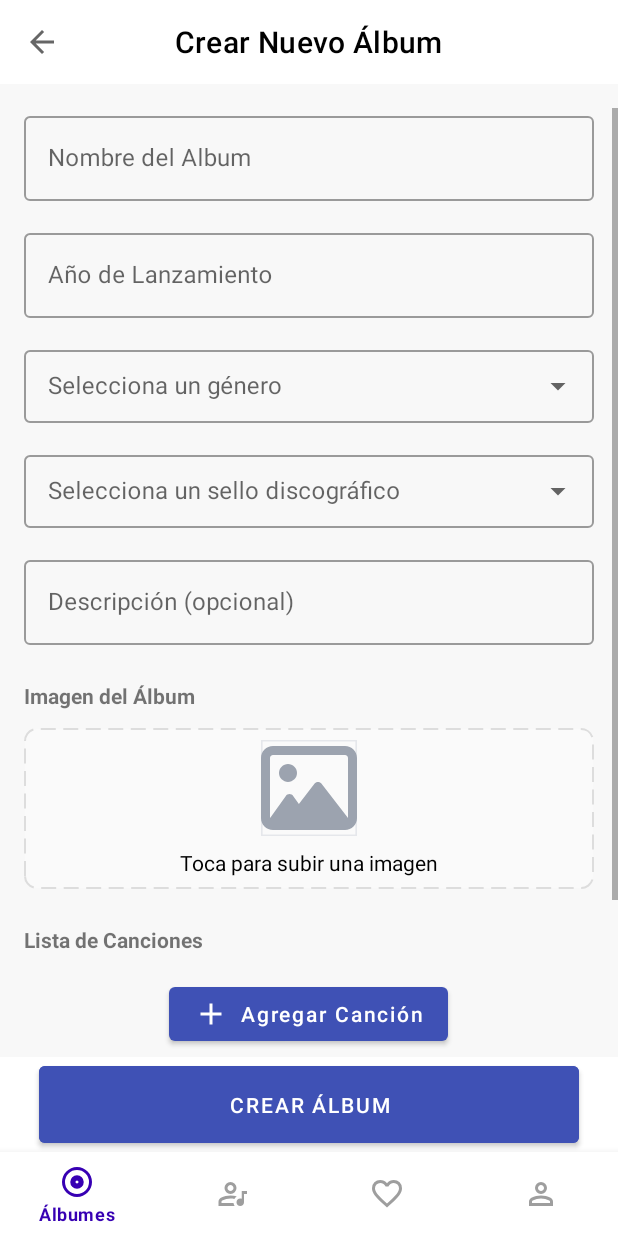
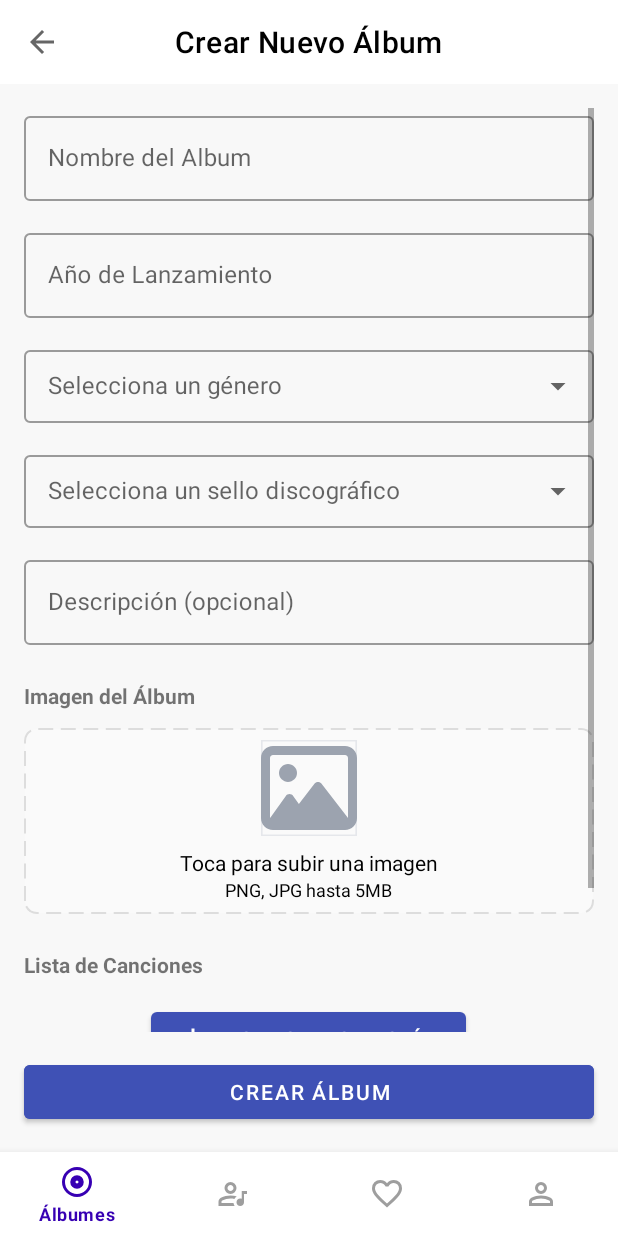
Before and after one commit to JUANES545/VinilosMobileApp, an Android app built with Jetpack Compose: the CreateAlbumFragment screen opened through its navigation route, on a phone screen of 412 x 824 dp. Run offline under Robolectric (Android 15) with nearby library versions, the phone set to English and light mode, and no system bars; our stand-ins replace Shimmer, navigation-ui; pictures from the network do not load; 1 statement that could not run was skipped.

Commit message:
Revert "Blue fixes (#60)" (#61)
This reverts commit 06c140541d21415129dc699d24860af4165d561e.

```diff
--- a/app/src/main/java/com/example/vinilosmobileapp/datasource/local/AlbumDao.kt
+++ b/app/src/main/java/com/example/vinilosmobileapp/datasource/local/AlbumDao.kt
@@ -1,4 +1,6 @@
 package com.example.vinilosmobileapp.datasource.local
 
+
+// Only if we are using Room
 class AlbumDao {
 }
--- a/app/src/main/java/com/example/vinilosmobileapp/repository/AlbumRepository.kt
+++ b/app/src/main/java/com/example/vinilosmobileapp/repository/AlbumRepository.kt
@@ -1,5 +1,6 @@
 package com.example.vinilosmobileapp.repository
 
+import androidx.lifecycle.LiveData
 import androidx.lifecycle.MutableLiveData
 import com.example.vinilosmobileapp.datasource.remote.AlbumServiceAdapter
 import com.example.vinilosmobileapp.model.Album
@@ -11,26 +12,29 @@ import retrofit2.Response
 
 class AlbumRepository {
 
+    private val albumsLiveData = MutableLiveData<List<Album>?>()
     val createAlbumResult = MutableLiveData<Boolean>()
 
-    fun getAlbumsWithErrorHandler(
-        onSuccess: (List<Album>) -> Unit,
-        onError: (String) -> Unit
-    ) {
+    fun getAlbums(): LiveData<List<Album>?> {
         AlbumServiceAdapter.getAlbums().enqueue(object : Callback<List<Album>> {
             override fun onResponse(call: Call<List<Album>>, response: Response<List<Album>>) {
-                if (response.isSuccessful && response.body() != null) {
-                    onSuccess(response.body()!!)
+                if (response.isSuccessful) {
+                    println("✅ GET exitoso: ${response.body()}")
+                    albumsLiveData.value = response.body() ?: emptyList()
                 } else {
-                    onError("Código: ${response.code()}")
+                    println(" Error en GET, código: ${response.code()}")
+                    albumsLiveData.value = null
                 }
             }
 
             override fun onFailure(call: Call<List<Album>>, t: Throwable) {
-                onError("No se pudo conectar al servidor. Verifica tu conexión a Internet.")
+                println("Fallo de red en GET: ${t.localizedMessage}")
+                albumsLiveData.value = null
             }
         })
+        return albumsLiveData
     }
+
 
     fun createAlbum(albumCreateDTO: AlbumCreateDTO) {
         AlbumServiceAdapter.createAlbum(albumCreateDTO).enqueue(object : Callback<Album> {
--- a/app/src/main/java/com/example/vinilosmobileapp/ui/home/HomeViewModel.kt
+++ b/app/src/main/java/com/example/vinilosmobileapp/ui/home/HomeViewModel.kt
@@ -13,23 +13,13 @@ class HomeViewModel : ViewModel() {
     private val _albums = MutableLiveData<List<Album>?>()
     val albums: LiveData<List<Album>?> get() = _albums
 
-    private val _errorMessage = MutableLiveData<String?>()
-    val errorMessage: LiveData<String?> get() = _errorMessage
-
     init {
         fetchAlbums()
     }
 
     fun fetchAlbums() {
-        repository.getAlbumsWithErrorHandler(
-            onSuccess = { fetchedAlbums ->
-                _albums.value = fetchedAlbums
-                _errorMessage.value = null
-            },
-            onError = { error ->
-                _albums.value = null
-                _errorMessage.value = error
-            }
-        )
+        repository.getAlbums().observeForever { fetchedAlbums ->
+            _albums.value = fetchedAlbums
+        }
     }
 }
--- a/app/src/main/res/layout/fragment_create_album.xml
+++ b/app/src/main/res/layout/fragment_create_album.xml
@@ -3,14 +3,14 @@
     xmlns:app="http://schemas.android.com/apk/res-auto"
     xmlns:tools="http://schemas.android.com/tools"
     android:layout_width="match_parent"
-    android:layout_height="match_parent">
+    android:layout_height="match_parent"
+    android:background="@color/white_background">
 
     <ScrollView
         android:id="@+id/scrollViewContent"
         android:layout_width="0dp"
         android:layout_height="0dp"
-        android:background="@color/white_background"
-        android:paddingTop="16dp"
+        android:padding="16dp"
         app:layout_constraintBottom_toTopOf="@id/button_create_album"
         app:layout_constraintEnd_toEndOf="parent"
         app:layout_constraintStart_toStartOf="parent"
@@ -20,8 +20,7 @@
             android:layout_width="match_parent"
             android:layout_height="wrap_content"
             android:gravity="center_horizontal"
-            android:orientation="vertical"
-            android:paddingHorizontal="16dp">
+            android:orientation="vertical">
 
             <!-- Nombre del Album -->
             <com.google.android.material.textfield.TextInputLayout
@@ -141,8 +140,7 @@
                     android:layout_height="wrap_content"
                     android:text="PNG, JPG hasta 5MB"
                     android:textColor="?attr/colorOnSurface"
-                    android:textSize="12sp"
-                    android:visibility="gone" />
+                    android:textSize="12sp" />
             </LinearLayout>
 
             <!-- Seccion de agregar tracks -->
@@ -157,8 +155,7 @@
                 android:id="@+id/recyclerViewTracks"
                 android:layout_width="match_parent"
                 android:layout_height="wrap_content"
-                android:layout_marginTop="8dp"
-                tools:listitem="@layout/item_track" />
+                android:layout_marginTop="8dp" />
 
             <com.google.android.material.button.MaterialButton
                 android:id="@+id/button_add_track"
@@ -166,7 +163,6 @@
                 android:layout_height="wrap_content"
                 android:layout_marginTop="8dp"
                 android:text="Agregar Canción"
-                android:textAllCaps="false"
                 app:icon="@drawable/ic_add"
                 app:iconGravity="textStart" />
 
@@ -182,17 +178,14 @@
                 android:id="@+id/recyclerViewComments"
                 android:layout_width="match_parent"
                 android:layout_height="wrap_content"
-                android:layout_marginTop="8dp"
-                tools:listitem="@layout/item_comment" />
+                android:layout_marginTop="8dp" />
 
             <com.google.android.material.button.MaterialButton
                 android:id="@+id/button_add_comment"
                 android:layout_width="wrap_content"
                 android:layout_height="wrap_content"
                 android:layout_marginTop="8dp"
-                android:layout_marginBottom="26dp"
                 android:text="Agregar Comentario"
-                android:textAllCaps="false"
                 app:icon="@drawable/ic_add"
                 app:iconGravity="textStart" />
         </LinearLayout>
@@ -204,9 +197,8 @@
         style="@style/Widget.MaterialComponents.Button"
         android:layout_width="match_parent"
         android:layout_height="wrap_content"
-        android:layout_marginHorizontal="26dp"
+        android:layout_margin="16dp"
         android:backgroundTint="?attr/colorPrimary"
-        android:padding="16dp"
         android:text="Crear Álbum"
         android:textColor="@android:color/white"
         app:layout_constraintBottom_toBottomOf="parent"
--- a/app/src/main/res/layout/fragment_home.xml
+++ b/app/src/main/res/layout/fragment_home.xml
@@ -70,7 +70,7 @@
                 android:layout_width="wrap_content"
                 android:layout_height="wrap_content"
                 android:gravity="center"
-                android:text="Error de conexión"
+                android:text="Error de conexión al servidor"
                 android:textSize="18sp"
                 android:visibility="gone"
                 app:layout_constraintEnd_toEndOf="parent"
--- a/app/src/main/res/layout/item_comment.xml
+++ b/app/src/main/res/layout/item_comment.xml
@@ -3,7 +3,7 @@
     xmlns:app="http://schemas.android.com/apk/res-auto"
     android:layout_width="match_parent"
     android:layout_height="wrap_content"
-    android:layout_marginHorizontal="16dp"
+    android:layout_marginHorizontal="12dp"
     android:layout_marginVertical="8dp"
     app:cardCornerRadius="12dp"
     app:cardElevation="4dp">
@@ -12,8 +12,7 @@
         android:layout_width="match_parent"
         android:layout_height="wrap_content"
         android:orientation="vertical"
-        android:paddingHorizontal="16dp"
-        android:paddingVertical="12dp">
+        android:padding="12dp">
 
         <TextView
             android:id="@+id/commentDescription"
```
Also changed, not shown: app/src/main/java/com/example/vinilosmobileapp/datasource/remote/AlbumService.kt (+0 -38 lines), app/src/main/java/com/example/vinilosmobileapp/model/dto/AlbumCreateDTO.kt (+8 -5 lines), app/src/main/java/com/example/vinilosmobileapp/ui/album/CreateAlbumFragment.kt (+45 -95 lines), app/src/main/java/com/example/vinilosmobileapp/ui/home/HomeFragment.kt (+9 -29 lines), app/src/main/res/layout/item_track.xml (+7 -10 lines), app/src/main/res/drawable/ic_loading_2.gif (deleted), 4 other files.
